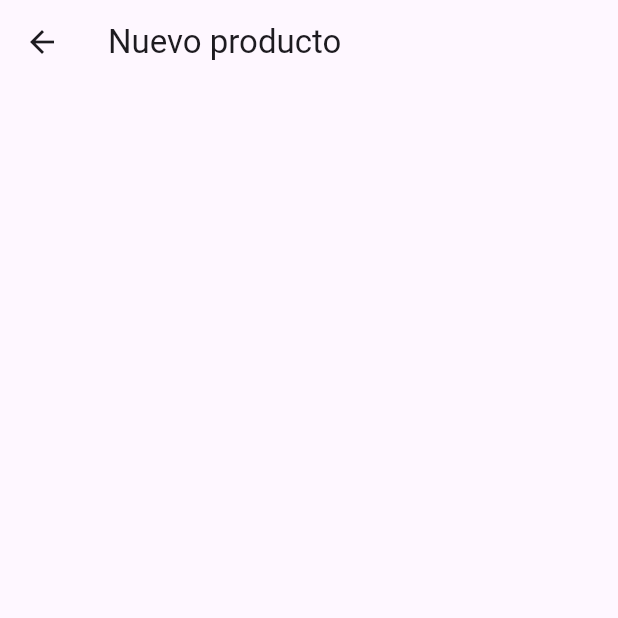
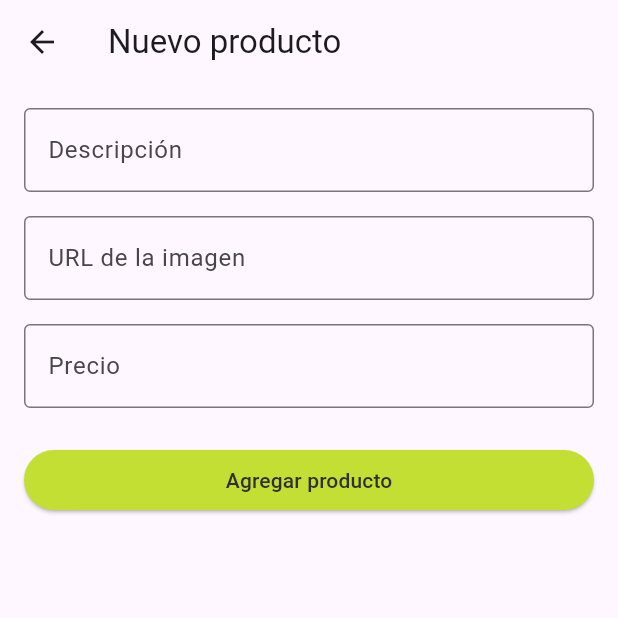
Before and after one commit to vngerus/flutter_ecommerce_app_classes, a Flutter app: the screen it shows after launch, item 2 of the bottom bar chosen, after a tap on the "add" icon, on a phone screen of 412 x 824 dp, the top half of it. Run offline on Flutter 3.47's test engine with Material 3 defaults, Android fonts, the phone set to English and light mode, and no system bars; our stand-ins replace dio, equatable, flutter_bloc, flutter_svg_provider; network calls fail.

Commit message:
chore: status ? funcionando, por ahora

```diff
--- a/lib/pages/add_product_page.dart
+++ b/lib/pages/add_product_page.dart
@@ -1,21 +1,119 @@
-import 'dart:async';
+import 'package:ecommerce_app/pages/bloc/ecommerce_bloc.dart';
+import 'package:ecommerce_app/widgets/app_colors.dart';
+import 'package:flutter/material.dart';
+import 'package:flutter_bloc/flutter_bloc.dart';
 
-import 'package:flutter/material.dart';
-
-class AddPorductPage extends StatefulWidget {
-  const AddPorductPage({super.key});
+class AddProductPage extends StatefulWidget {
+  const AddProductPage({super.key});
 
   @override
-  State<AddPorductPage> createState() => _AddPorductPageState();
+  State<AddProductPage> createState() => _AddProductPageState();
 }
 
-class _AddPorductPageState extends State<AddPorductPage> {
+class _AddProductPageState extends State<AddProductPage> {
+  final _descriptionController = TextEditingController();
+  final _imageUrlController = TextEditingController();
+  final _priceController = TextEditingController();
+
+  final _formKey = GlobalKey<FormState>();
+
   @override
   Widget build(BuildContext context) {
     return Scaffold(
       appBar: AppBar(
         title: const Text("Nuevo producto"),
       ),
+      body: Padding(
+        padding: const EdgeInsets.all(16.0),
+        child: Form(
+          key: _formKey,
+          child: Column(
+            crossAxisAlignment: CrossAxisAlignment.start,
+            children: [
+              TextFormField(
+                controller: _descriptionController,
+                decoration: const InputDecoration(
+                  labelText: "Descripción",
+                  border: OutlineInputBorder(),
+                ),
+                validator: (value) {
+                  if (value == null || value.isEmpty) {
+                    return "La descripción es obligatoria";
+                  }
+                  return null;
+                },
+              ),
+              const SizedBox(height: 16),
+              TextFormField(
+                controller: _imageUrlController,
+                decoration: const InputDecoration(
+                  labelText: "URL de la imagen",
+                  border: OutlineInputBorder(),
+                ),
+                validator: (value) {
+                  if (value == null || value.isEmpty) {
+                    return "La URL de la imagen es obligatoria";
+                  }
+                  if (!Uri.parse(value).isAbsolute) {
+                    return "Debe ser una URL válida";
+                  }
+                  return null;
+                },
+              ),
+              const SizedBox(height: 16),
+              TextFormField(
+                controller: _priceController,
+                decoration: const InputDecoration(
+                  labelText: "Precio",
+                  border: OutlineInputBorder(),
+                ),
+                keyboardType: TextInputType.number,
+                validator: (value) {
+                  if (value == null || value.isEmpty) {
+                    return "El precio es obligatorio";
+                  }
+                  if (double.tryParse(value) == null) {
+                    return "Debe ser un número válido";
+                  }
+                  return null;
+                },
+              ),
+              const SizedBox(height: 24),
+              SizedBox(
+                width: double.infinity,
+                child: ElevatedButton(
+                  style: ElevatedButton.styleFrom(
+                    backgroundColor: AppColor.green,
+                    foregroundColor: AppColor.black,
+                  ),
+                  onPressed: () {
+                    if (_formKey.currentState!.validate()) {
+                      context.read<EcommerceBloc>().add(
+                            CreateNewProductEvent(
+                              description: _descriptionController.text,
+                              imageUrl: _imageUrlController.text,
+                              price: int.parse(_priceController.text),
+                              category: "General",
+                            ),
+                          );
+                      Navigator.pop(context);
+                    }
+                  },
+                  child: const Text("Agregar producto"),
+                ),
+              ),
+            ],
+          ),
+        ),
+      ),
     );
   }
+
+  @override
+  void dispose() {
+    _descriptionController.dispose();
+    _imageUrlController.dispose();
+    _priceController.dispose();
+    super.dispose();
+  }
 }
--- a/lib/pages/bloc/ecommerce_event.dart
+++ b/lib/pages/bloc/ecommerce_event.dart
@@ -1,5 +1,6 @@
 part of 'ecommerce_bloc.dart';
 
+/// Clase base para todos los eventos del EcommerceBloc
 sealed class EcommerceEvent extends Equatable {
   const EcommerceEvent();
 
--- a/lib/pages/bloc/ecommerce_state.dart
+++ b/lib/pages/bloc/ecommerce_state.dart
@@ -5,7 +5,6 @@ enum HomeScreenState {
   loading,
   success,
   failure,
-  error,
 }
 
 enum CatalogScreenState {
@@ -25,8 +24,8 @@ class EcommerceState extends Equatable {
   const EcommerceState({
     required this.products,
     required this.cart,
+    required this.catalogProducts,
     required this.homeScreenState,
-    required this.catalogProducts,
     required this.catalogScreenState,
   });
 
@@ -34,8 +33,8 @@ class EcommerceState extends Equatable {
     return const EcommerceState(
       products: [],
       cart: [],
+      catalogProducts: [],
       homeScreenState: HomeScreenState.none,
-      catalogProducts: [],
       catalogScreenState: CatalogScreenState.none,
     );
   }
@@ -43,15 +42,15 @@ class EcommerceState extends Equatable {
   EcommerceState copyWith({
     List<ProductModel>? products,
     List<ProductModel>? cart,
+    List<ProductModel>? catalogProducts,
     HomeScreenState? homeScreenState,
-    List<ProductModel>? catalogProducts,
     CatalogScreenState? catalogScreenState,
   }) {
     return EcommerceState(
       products: products ?? this.products,
       cart: cart ?? this.cart,
+      catalogProducts: catalogProducts ?? this.catalogProducts,
       homeScreenState: homeScreenState ?? this.homeScreenState,
-      catalogProducts: catalogProducts ?? this.catalogProducts,
       catalogScreenState: catalogScreenState ?? this.catalogScreenState,
     );
   }
@@ -60,8 +59,8 @@ class EcommerceState extends Equatable {
   List<Object> get props => [
         products,
         cart,
+        catalogProducts,
         homeScreenState,
-        catalogProducts,
         catalogScreenState,
       ];
 }
--- a/lib/pages/catalog_page.dart
+++ b/lib/pages/catalog_page.dart
@@ -30,7 +30,7 @@ class Body extends StatelessWidget {
           Navigator.push(
             context,
             MaterialPageRoute(
-              builder: (context) => const AddPorductPage(),
+              builder: (context) => const AddProductPage(),
             ),
           );
         },
```
Also changed, not shown: lib/pages/bloc/ecommerce_bloc.dart (+0 -7 lines).
